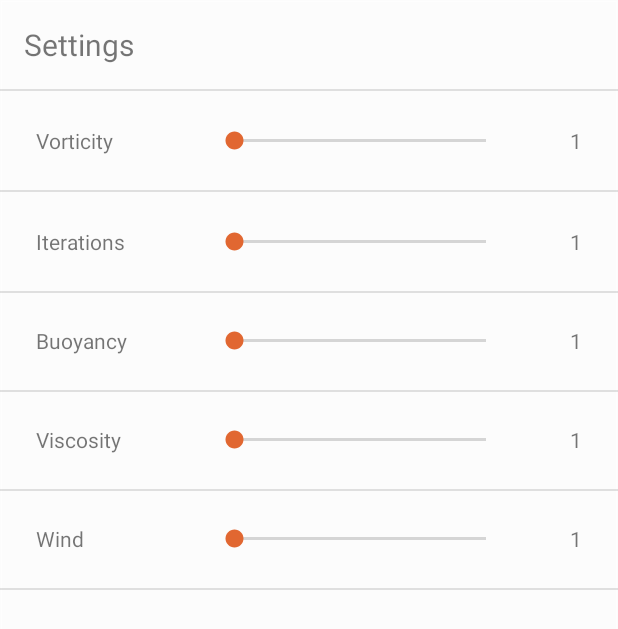
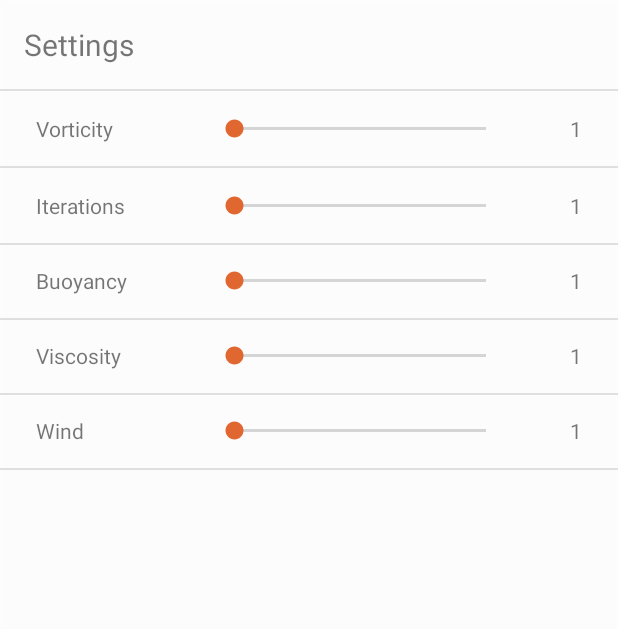
Before and after one commit to Schitrus/DATX02-20-21, an Android app: the layout settings_fragment.xml on its own in the app's theme, with its tools: preview values and no code run, on a phone screen of 412 x 824 dp. Shown: the top 629 px of the screen. Run offline under Robolectric (Android 15) with nearby library versions, the light colour scheme and no system bars.

Commit message:
Decreased margins between sliders

```diff
--- a/app/src/main/res/layout/settings_fragment.xml
+++ b/app/src/main/res/layout/settings_fragment.xml
@@ -41,7 +41,6 @@
             android:layout_width="match_parent"
             android:layout_height="50dp"
             android:layout_marginStart="8dp"
-            android:layout_marginTop="8dp"
             android:layout_marginEnd="8dp"
             app:layout_constraintEnd_toEndOf="parent"
             app:layout_constraintHorizontal_bias="0.0"
@@ -62,10 +61,10 @@
             <SeekBar
                 android:id="@+id/vorticityBar"
                 style="@style/Widget.AppCompat.SeekBar"
-                android:theme="@style/AppTheme"
                 android:layout_width="200dp"
                 android:layout_height="wrap_content"
                 android:layout_marginEnd="64dp"
+                android:theme="@style/AppTheme"
                 app:layout_constraintBottom_toBottomOf="parent"
                 app:layout_constraintEnd_toEndOf="parent"
                 app:layout_constraintTop_toTopOf="parent" />
@@ -87,7 +86,6 @@
             android:id="@+id/divider2"
             android:layout_width="430dp"
             android:layout_height="1dp"
-            android:layout_marginTop="8dp"
             android:background="#1D000000"
             app:layout_constraintEnd_toEndOf="parent"
             app:layout_constraintStart_toStartOf="parent"
@@ -99,7 +97,6 @@
             android:layout_width="match_parent"
             android:layout_height="50dp"
             android:layout_marginStart="8dp"
-            android:layout_marginTop="8dp"
             android:layout_marginEnd="8dp"
             app:layout_constraintEnd_toEndOf="parent"
             app:layout_constraintStart_toStartOf="parent"
@@ -121,8 +118,8 @@
                 style="@style/Widget.AppCompat.SeekBar"
                 android:layout_width="200dp"
                 android:layout_height="wrap_content"
+                android:layout_marginEnd="64dp"
                 android:theme="@style/AppTheme"
-                android:layout_marginEnd="64dp"
                 app:layout_constraintBottom_toBottomOf="parent"
                 app:layout_constraintEnd_toEndOf="parent"
                 app:layout_constraintTop_toTopOf="parent" />
@@ -144,7 +141,6 @@
             android:id="@+id/divider3"
             android:layout_width="430dp"
             android:layout_height="1dp"
-            android:layout_marginTop="8dp"
             android:background="#1D000000"
             app:layout_constraintStart_toStartOf="parent"
             app:layout_constraintTop_toBottomOf="@+id/IterationsConstraintLayout" />
@@ -155,7 +151,6 @@
             android:layout_width="match_parent"
             android:layout_height="50dp"
             android:layout_marginStart="8dp"
-            android:layout_marginTop="8dp"
             android:layout_marginEnd="8dp"
             app:layout_constraintEnd_toEndOf="parent"
             app:layout_constraintStart_toStartOf="parent"
@@ -177,8 +172,8 @@
                 style="@style/Widget.AppCompat.SeekBar"
                 android:layout_width="200dp"
                 android:layout_height="wrap_content"
+                android:layout_marginEnd="64dp"
                 android:theme="@style/AppTheme"
-                android:layout_marginEnd="64dp"
                 app:layout_constraintBottom_toBottomOf="parent"
                 app:layout_constraintEnd_toEndOf="parent"
                 app:layout_constraintTop_toTopOf="parent" />
@@ -200,7 +195,6 @@
             android:id="@+id/divider4"
             android:layout_width="430dp"
             android:layout_height="1dp"
-            android:layout_marginTop="8dp"
             android:background="#1D000000"
             app:layout_constraintStart_toStartOf="parent"
             app:layout_constraintTop_toBottomOf="@+id/buoyancyConstraintLayout" />
@@ -211,7 +205,6 @@
             android:layout_width="match_parent"
             android:layout_height="50dp"
             android:layout_marginStart="8dp"
-            android:layout_marginTop="8dp"
             android:layout_marginEnd="8dp"
             app:layout_constraintEnd_toEndOf="parent"
             app:layout_constraintStart_toStartOf="parent"
@@ -256,7 +249,6 @@
             android:id="@+id/divider5"
             android:layout_width="430dp"
             android:layout_height="1dp"
-            android:layout_marginTop="8dp"
             android:background="#1D000000"
             app:layout_constraintStart_toStartOf="parent"
             app:layout_constraintTop_toBottomOf="@+id/viscosityConstraintLayout" />
@@ -267,7 +259,6 @@
             android:layout_width="match_parent"
             android:layout_height="50dp"
             android:layout_marginStart="8dp"
-            android:layout_marginTop="8dp"
             android:layout_marginEnd="8dp"
             app:layout_constraintEnd_toEndOf="parent"
             app:layout_constraintStart_toStartOf="parent"
@@ -311,7 +302,6 @@
             android:id="@+id/divider6"
             android:layout_width="430dp"
             android:layout_height="1dp"
-            android:layout_marginTop="8dp"
             android:background="#1D000000"
             app:layout_constraintStart_toStartOf="parent"
             app:layout_constraintTop_toBottomOf="@+id/windConstraintLayout" />
```
